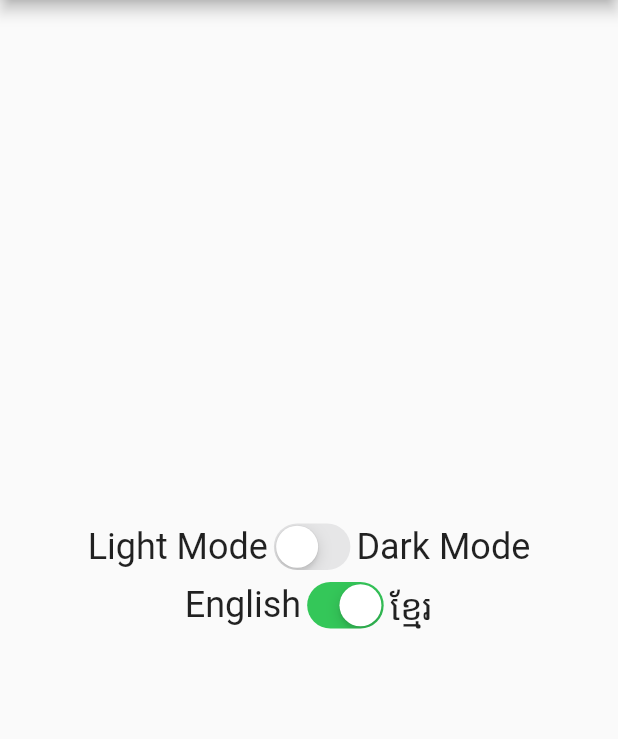
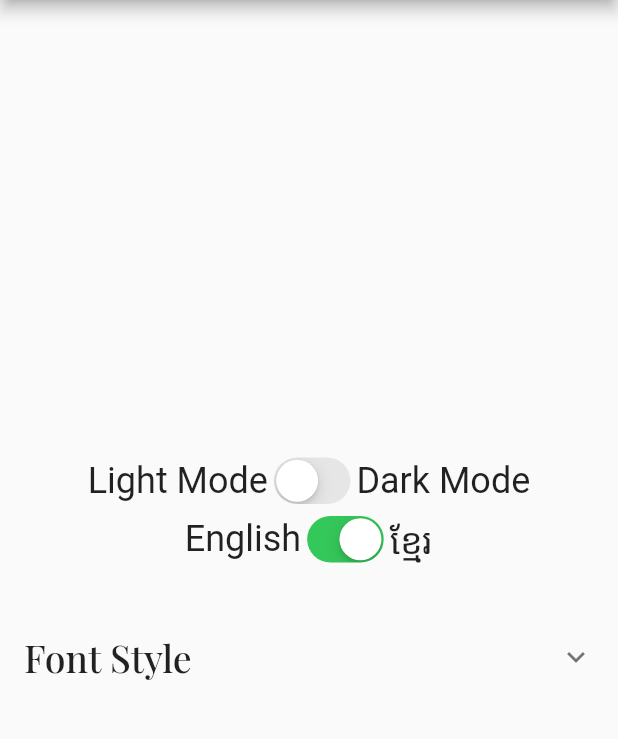
Before and after one commit to PHANNA11/settingApp2-4, a Flutter app: the screen it shows after launch, on a phone screen of 412 x 824 dp, the part 84-823 px from its top. Run offline on Flutter 3.47's test engine with Material 2 defaults, Android fonts, the phone set to English and light mode, and no system bars; our stand-ins replace get, get_storage, shared_preferences.

Commit message:
Change fonts Style

```diff
--- /dev/null
+++ b/lib/controller/font_controller.dart
@@ -0,0 +1,13 @@
+import 'package:get/get.dart';
+import 'package:get/get_state_manager/get_state_manager.dart';
+
+class FontController extends GetxController {
+  RxList<String> _fonts =
+      <String>['PlayfairDisplay-Medium', 'PlayfairDisplay-Italic'].obs;
+  List<String> get fonts => _fonts;
+  RxString fontSelect = 'PlayfairDisplay-Medium'.obs;
+  switchFont(int index) async {
+    fontSelect.value = _fonts[index];
+    update();
+  }
+}
--- a/lib/main.dart
+++ b/lib/main.dart
@@ -2,6 +2,7 @@ import 'package:flutter/cupertino.dart';
 import 'package:flutter/material.dart';
 import 'package:get/get.dart';
 import 'package:get_storage/get_storage.dart';
+import 'package:setting_app/controller/font_controller.dart';
 
 import 'controller/local_lang_controller.dart';
 import 'controller/theme_controller.dart';
@@ -101,6 +102,33 @@ class _MyHomePageState extends State<MyHomePage> {
                 ),
               ],
             ),
+            const SizedBox(
+              height: 30,
+            ),
+            GetBuilder<FontController>(
+              init: FontController(),
+              builder: (controller) {
+                return ExpansionTile(
+                  title: Text(
+                    'Font Style',
+                    style: TextStyle(
+                        fontFamily: controller.fontSelect.toString(),
+                        fontSize: 25),
+                  ),
+                  children: List.generate(
+                      controller.fonts.length,
+                      (index) => ListTile(
+                            onTap: () => controller.switchFont(index),
+                            title: Text(
+                              controller.fonts[index],
+                              style: TextStyle(
+                                  fontSize: 20,
+                                  fontFamily: controller.fontSelect.toString()),
+                            ),
+                          )),
+                );
+              },
+            )
           ],
         ),
       ),
```
Also changed, not shown: pubspec.yaml (+8 -7 lines), assets/fonts/PlayfairDisplay-Italic-VariableFont_wght.ttf (added), assets/fonts/PlayfairDisplay-Italic.ttf (added), assets/fonts/PlayfairDisplay-Medium.ttf (added), assets/fonts/PlayfairDisplay-VariableFont_wght.ttf (added).
